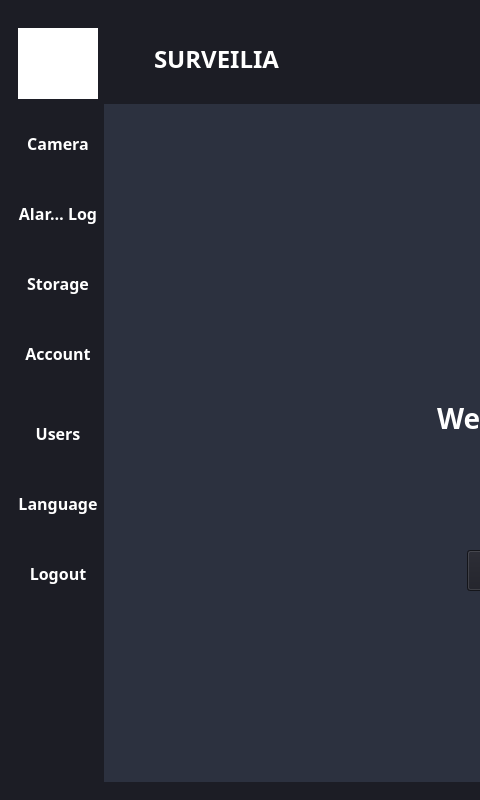
IfrahTehleel/SurveiliaFrontEnd, file surveiliaFrontEnd.ui: the form before one commit; both pictures show x 0 to 480 and y 0 to 800 of the 1198 by 800 pixel window.
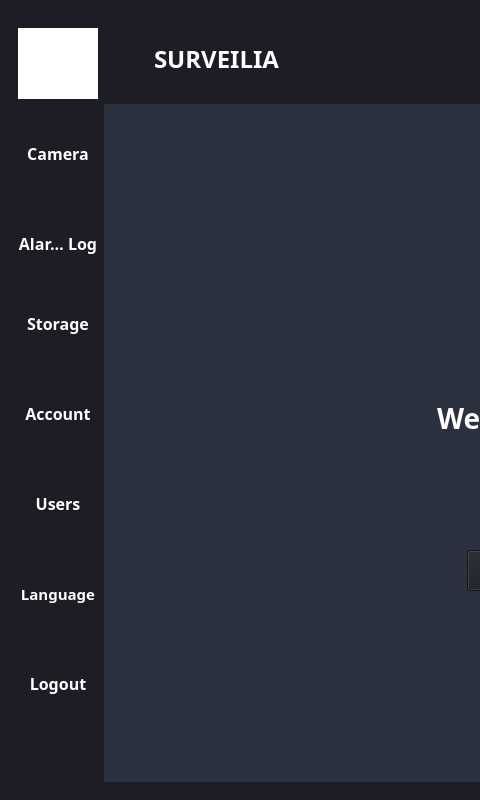
The form after the commit. Icons and pictures are not drawn.

The edit to the form file:
```diff
--- a/surveiliaFrontEnd.ui
+++ b/surveiliaFrontEnd.ui
@@ -417,7 +417,7 @@
            <property name="geometry">
             <rect>
              <x>0</x>
-             <y>90</y>
+             <y>100</y>
              <width>80</width>
              <height>71</height>
             </rect>
@@ -463,7 +463,7 @@
            <property name="geometry">
             <rect>
              <x>0</x>
-             <y>230</y>
+             <y>270</y>
              <width>80</width>
              <height>71</height>
             </rect>
@@ -509,7 +509,7 @@
            <property name="geometry">
             <rect>
              <x>0</x>
-             <y>520</y>
+             <y>630</y>
              <width>80</width>
              <height>71</height>
             </rect>
@@ -555,7 +555,7 @@
            <property name="geometry">
             <rect>
              <x>0</x>
-             <y>380</y>
+             <y>450</y>
              <width>80</width>
              <height>71</height>
             </rect>
@@ -601,7 +601,7 @@
            <property name="geometry">
             <rect>
              <x>0</x>
-             <y>450</y>
+             <y>540</y>
              <width>80</width>
              <height>71</height>
             </rect>
@@ -627,7 +627,8 @@
             </font>
            </property>
            <property name="styleSheet">
-            <string notr="true">background-repeat:no-repeat;</string>
+            <string notr="true">font-size:15px;
+background-repeat:no-repeat;</string>
            </property>
            <property name="text">
             <string>Language</string>
@@ -702,7 +703,7 @@
            <property name="geometry">
             <rect>
              <x>0</x>
-             <y>160</y>
+             <y>190</y>
              <width>80</width>
              <height>71</height>
             </rect>
@@ -748,7 +749,7 @@
            <property name="geometry">
             <rect>
              <x>0</x>
-             <y>300</y>
+             <y>360</y>
              <width>80</width>
              <height>71</height>
             </rect>
```
Left out of the diff: 2 changed lines with no effect on the pictures.
